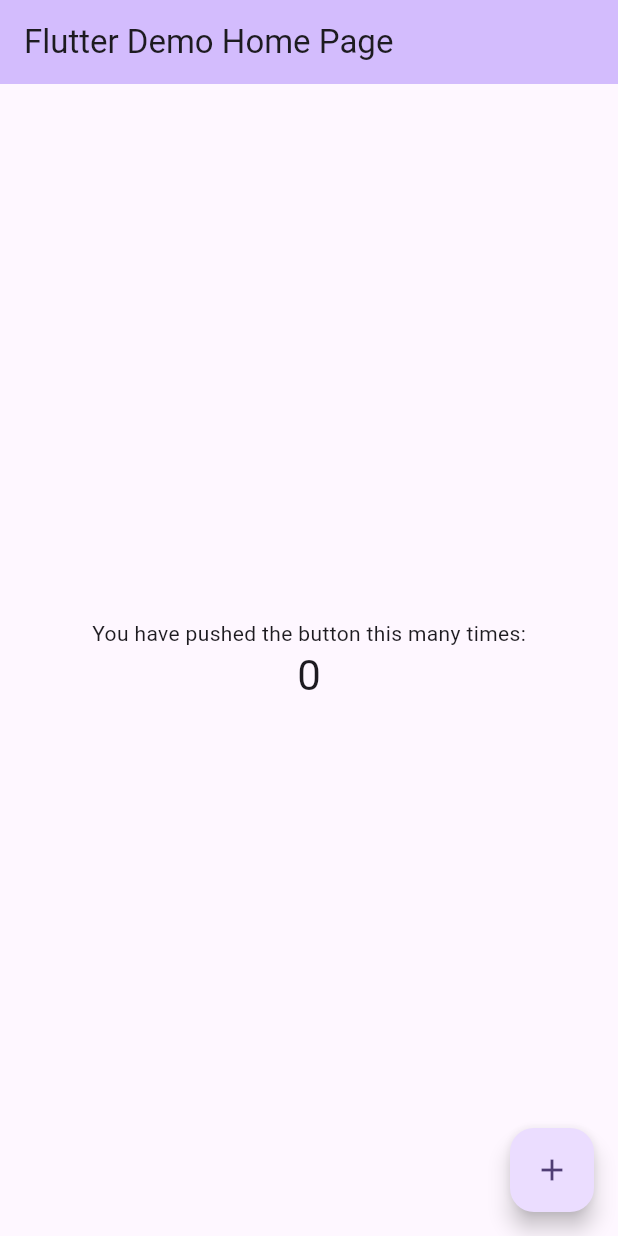
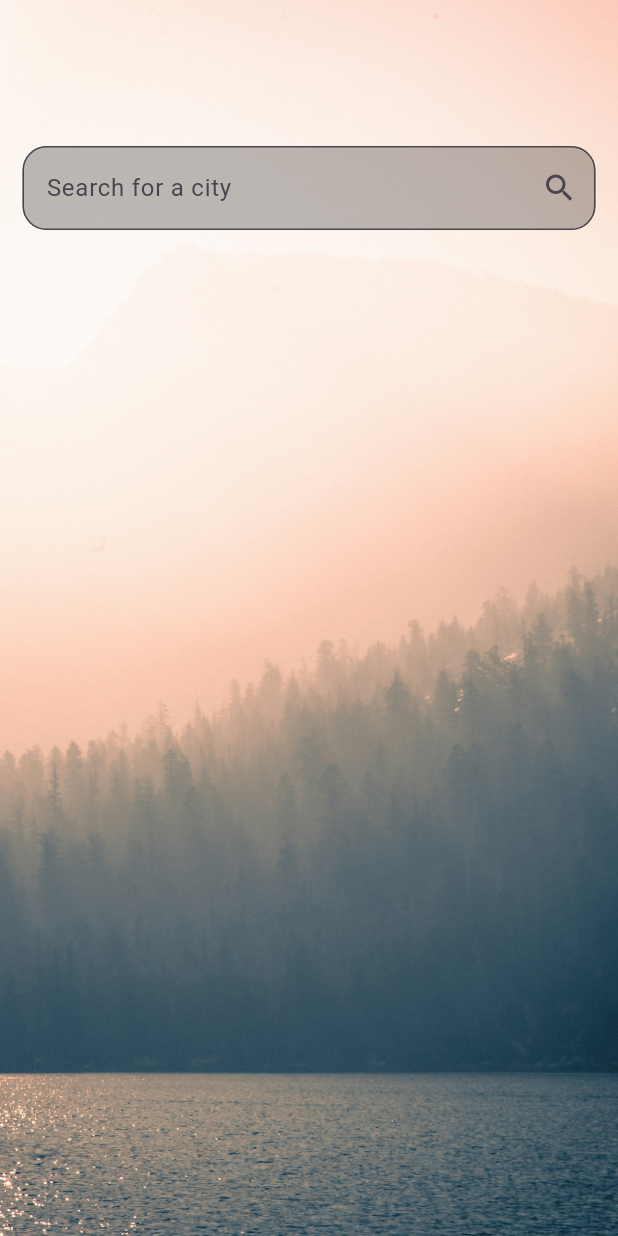
Before and after one commit to its4nas/Weather-App, a Flutter app: the screen it shows after launch, on a phone screen of 412 x 824 dp. Run offline on Flutter 3.47's test engine with Material 3 defaults, Android fonts, the phone set to English and light mode, and no system bars.

Commit message:
Creating UI Background and Search Bar

```diff
--- a/lib/main.dart
+++ b/lib/main.dart
@@ -1,122 +1,61 @@
 import 'package:flutter/material.dart';
 
 void main() {
-  runApp(const MyApp());
+  runApp(const WeatherApp());
 }
 
-class MyApp extends StatelessWidget {
-  const MyApp({super.key});
+class WeatherApp extends StatelessWidget {
+  const WeatherApp({super.key});
 
-  // This widget is the root of your application.
   @override
   Widget build(BuildContext context) {
-    return MaterialApp(
-      title: 'Flutter Demo',
-      theme: ThemeData(
-        // This is the theme of your application.
-        //
-        // TRY THIS: Try running your application with "flutter run". You'll see
-        // the application has a purple toolbar. Then, without quitting the app,
-        // try changing the seedColor in the colorScheme below to Colors.green
-        // and then invoke "hot reload" (save your changes or press the "hot
-        // reload" button in a Flutter-supported IDE, or press "r" if you used
-        // the command line to start the app).
-        //
-        // Notice that the counter didn't reset back to zero; the application
-        // state is not lost during the reload. To reset the state, use hot
-        // restart instead.
-        //
-        // This works for code too, not just values: Most code changes can be
-        // tested with just a hot reload.
-        colorScheme: ColorScheme.fromSeed(seedColor: Colors.deepPurple),
-      ),
-      home: const MyHomePage(title: 'Flutter Demo Home Page'),
-    );
+    return const MaterialApp(home: WeatherPage());
   }
 }
 
-class MyHomePage extends StatefulWidget {
-  const MyHomePage({super.key, required this.title});
 
-  // This widget is the home page of your application. It is stateful, meaning
-  // that it has a State object (defined below) that contains fields that affect
-  // how it looks.
-
-  // This class is the configuration for the state. It holds the values (in this
-  // case the title) provided by the parent (in this case the App widget) and
-  // used by the build method of the State. Fields in a Widget subclass are
-  // always marked "final".
-
-  final String title;
+class WeatherPage extends StatefulWidget {
+  const WeatherPage({super.key});
 
   @override
-  State<MyHomePage> createState() => _MyHomePageState();
+  State<WeatherPage> createState() => _WeatherPageState();
 }
 
-class _MyHomePageState extends State<MyHomePage> {
-  int _counter = 0;
-
-  void _incrementCounter() {
-    setState(() {
-      // This call to setState tells the Flutter framework that something has
-      // changed in this State, which causes it to rerun the build method below
-      // so that the display can reflect the updated values. If we changed
-      // _counter without calling setState(), then the build method would not be
-      // called again, and so nothing would appear to happen.
-      _counter++;
-    });
-  }
-
+class _WeatherPageState extends State<WeatherPage> {
   @override
   Widget build(BuildContext context) {
-    // This method is rerun every time setState is called, for instance as done
-    // by the _incrementCounter method above.
-    //
-    // The Flutter framework has been optimized to make rerunning build methods
-    // fast, so that you can just rebuild anything that needs updating rather
-    // than having to individually change instances of widgets.
     return Scaffold(
-      appBar: AppBar(
-        // TRY THIS: Try changing the color here to a specific color (to
-        // Colors.amber, perhaps?) and trigger a hot reload to see the AppBar
-        // change color while the other colors stay the same.
-        backgroundColor: Theme.of(context).colorScheme.inversePrimary,
-        // Here we take the value from the MyHomePage object that was created by
-        // the App.build method, and use it to set our appbar title.
-        title: Text(widget.title),
-      ),
       body: Center(
-        // Center is a layout widget. It takes a single child and positions it
-        // in the middle of the parent.
-        child: Column(
-          // Column is also a layout widget. It takes a list of children and
-          // arranges them vertically. By default, it sizes itself to fit its
-          // children horizontally, and tries to be as tall as its parent.
-          //
-          // Column has various properties to control how it sizes itself and
-          // how it positions its children. Here we use mainAxisAlignment to
-          // center the children vertically; the main axis here is the vertical
-          // axis because Columns are vertical (the cross axis would be
-          // horizontal).
-          //
-          // TRY THIS: Invoke "debug painting" (choose the "Toggle Debug Paint"
-          // action in the IDE, or press "p" in the console), to see the
-          // wireframe for each widget.
-          mainAxisAlignment: MainAxisAlignment.center,
-          children: <Widget>[
-            const Text('You have pushed the button this many times:'),
-            Text(
-              '$_counter',
-              style: Theme.of(context).textTheme.headlineMedium,
+        child: Stack(
+          children: [
+            Image.asset('assets/images/haze.jpg',
+            fit: BoxFit.cover,
+            width: double.infinity,
+            height: double.infinity,
+            ),
+            Padding(padding: EdgeInsets.all(15),
+            child: SingleChildScrollView(
+              child: Column(
+                children: [
+                  SizedBox(height: MediaQuery.of(context).size.height * 0.1),
+                  TextField(
+                    decoration: const InputDecoration(
+                      suffixIcon: Icon(Icons.search),
+                      filled: true,
+                      fillColor: Colors.black26,
+                      hintText: 'Search for a city',
+                      border: OutlineInputBorder(
+                        borderRadius: BorderRadius.all(Radius.circular(16)),
+                      ),
+                    ),
+                    ),
+                ],
+              ),
+            ),
             ),
           ],
         ),
       ),
-      floatingActionButton: FloatingActionButton(
-        onPressed: _incrementCounter,
-        tooltip: 'Increment',
-        child: const Icon(Icons.add),
-      ), // This trailing comma makes auto-formatting nicer for build methods.
     );
   }
 }
--- a/pubspec.yaml
+++ b/pubspec.yaml
@@ -59,7 +59,8 @@ flutter:
 
   # To add assets to your application, add an assets section, like this:
   assets:
-    - assets/
+    - assets/images/
+    - assets/icons/
 
   # An image asset can refer to one or more resolution-specific "variants", see
   # https://flutter.dev/to/resolution-aware-images
```
